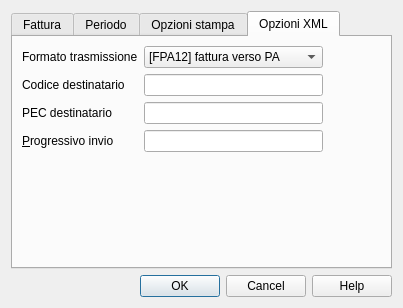
This is Fatture elettroniche/B2B/ch.banana.it.efattura.b2b.dialog.ui in BananaAccounting/Italia as Qt 5 draws it before an edit. The edited form follows.
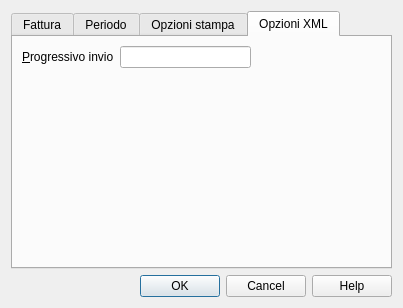
This is the edited form. The open tabs and pages were chosen to show the change.

Commit message: Correzione codice natura

Diff of the .ui file:
```diff
--- a/Fatture elettroniche/B2B/ch.banana.it.efattura.b2b.dialog.ui
+++ b/Fatture elettroniche/B2B/ch.banana.it.efattura.b2b.dialog.ui
@@ -7,7 +7,7 @@
     <x>0</x>
     <y>0</y>
     <width>384</width>
-    <height>286</height>
+    <height>290</height>
    </rect>
   </property>
   <property name="windowTitle">
@@ -441,183 +441,8 @@
       </attribute>
       <layout class="QVBoxLayout" name="verticalLayout_4">
        <item>
-        <layout class="QGridLayout" name="gridLayout_4">
-         <item row="0" column="0">
-          <widget class="QLabel" name="formatoTrasmissioneLabel">
-           <property name="text">
-            <string notr="true">Formato trasmissione</string>
-           </property>
-           <property name="buddy">
-            <cstring>numeroProgressivoLineEdit</cstring>
-           </property>
-          </widget>
-         </item>
-         <item row="0" column="1">
-          <widget class="QComboBox" name="formatoTrasmissioneComboBox">
-           <item>
-            <property name="text">
-             <string>[FPA12] fattura verso PA</string>
-            </property>
-           </item>
-           <item>
-            <property name="text">
-             <string>[FPR12] fattura verso privati</string>
-            </property>
-           </item>
-          </widget>
-         </item>
-         <item row="0" column="2">
-          <spacer name="horizontalSpacer_3">
-           <property name="orientation">
-            <enum>Qt::Horizontal</enum>
-           </property>
-           <property name="sizeHint" stdset="0">
-            <size>
-             <width>40</width>
-             <height>20</height>
-            </size>
-           </property>
-          </spacer>
-         </item>
-         <item row="1" column="0">
-          <widget class="QLabel" name="codiceDestinatarioLabel">
-           <property name="text">
-            <string notr="true">Codice destinatario</string>
-           </property>
-           <property name="buddy">
-            <cstring>numeroProgressivoLineEdit</cstring>
-           </property>
-          </widget>
-         </item>
-         <item row="1" column="1">
-          <widget class="QLineEdit" name="codiceDestinatarioLineEdit">
-           <property name="sizePolicy">
-            <sizepolicy hsizetype="Expanding" vsizetype="Preferred">
-             <horstretch>0</horstretch>
-             <verstretch>0</verstretch>
-            </sizepolicy>
-           </property>
-           <property name="mouseTracking">
-            <bool>false</bool>
-           </property>
-           <property name="focusPolicy">
-            <enum>Qt::StrongFocus</enum>
-           </property>
-           <property name="acceptDrops">
-            <bool>false</bool>
-           </property>
-           <property name="toolTip">
-            <string notr="true"/>
-           </property>
-           <property name="inputMethodHints">
-            <set>Qt::ImhNone</set>
-           </property>
-           <property name="inputMask">
-            <string notr="true"/>
-           </property>
-           <property name="text">
-            <string notr="true"/>
-           </property>
-           <property name="frame">
-            <bool>true</bool>
-           </property>
-           <property name="echoMode">
-            <enum>QLineEdit::Normal</enum>
-           </property>
-           <property name="cursorPosition">
-            <number>0</number>
-           </property>
-           <property name="placeholderText">
-            <string notr="true"/>
-           </property>
-           <property name="cursorMoveStyle">
-            <enum>Qt::LogicalMoveStyle</enum>
-           </property>
-          </widget>
-         </item>
-         <item row="1" column="2">
-          <spacer name="horizontalSpacer_8">
-           <property name="orientation">
-            <enum>Qt::Horizontal</enum>
-           </property>
-           <property name="sizeHint" stdset="0">
-            <size>
-             <width>40</width>
-             <height>20</height>
-            </size>
-           </property>
-          </spacer>
-         </item>
-         <item row="2" column="0">
-          <widget class="QLabel" name="pecDestinatarioLabel">
-           <property name="text">
-            <string notr="true">PEC destinatario</string>
-           </property>
-           <property name="buddy">
-            <cstring>numeroProgressivoLineEdit</cstring>
-           </property>
-          </widget>
-         </item>
-         <item row="2" column="1">
-          <widget class="QLineEdit" name="pecDestinatarioLineEdit">
-           <property name="sizePolicy">
-            <sizepolicy hsizetype="Expanding" vsizetype="Preferred">
-             <horstretch>0</horstretch>
-             <verstretch>0</verstretch>
-            </sizepolicy>
-           </property>
-           <property name="mouseTracking">
-            <bool>false</bool>
-           </property>
-           <property name="focusPolicy">
-            <enum>Qt::StrongFocus</enum>
-           </property>
-           <property name="acceptDrops">
-            <bool>false</bool>
-           </property>
-           <property name="toolTip">
-            <string notr="true"/>
-           </property>
-           <property name="inputMethodHints">
-            <set>Qt::ImhNone</set>
-           </property>
-           <property name="inputMask">
-            <string notr="true"/>
-           </property>
-           <property name="text">
-            <string notr="true"/>
-           </property>
-           <property name="frame">
-            <bool>true</bool>
-           </property>
-           <property name="echoMode">
-            <enum>QLineEdit::Normal</enum>
-           </property>
-           <property name="cursorPosition">
-            <number>0</number>
-           </property>
-           <property name="placeholderText">
-            <string notr="true"/>
-           </property>
-           <property name="cursorMoveStyle">
-            <enum>Qt::LogicalMoveStyle</enum>
-           </property>
-          </widget>
-         </item>
-         <item row="2" column="2">
-          <spacer name="horizontalSpacer_10">
-           <property name="orientation">
-            <enum>Qt::Horizontal</enum>
-           </property>
-           <property name="sizeHint" stdset="0">
-            <size>
-             <width>40</width>
-             <height>20</height>
-            </size>
-           </property>
-          </spacer>
-         </item>
-         <item row="3" column="0">
+        <layout class="QHBoxLayout" name="horizontalLayout">
+         <item>
           <widget class="QLabel" name="numeroProgressivoLabel">
            <property name="text">
             <string notr="true">&amp;Progressivo invio</string>
@@ -627,7 +452,7 @@
            </property>
           </widget>
          </item>
-         <item row="3" column="1">
+         <item>
           <widget class="QLineEdit" name="numeroProgressivoLineEdit">
            <property name="sizePolicy">
             <sizepolicy hsizetype="Expanding" vsizetype="Preferred">
@@ -673,7 +498,7 @@
            </property>
           </widget>
          </item>
-         <item row="3" column="2">
+         <item>
           <spacer name="horizontalSpacer_9">
            <property name="orientation">
             <enum>Qt::Horizontal</enum>
```
Left out of the diff: 3 changed lines with no effect on the pictures. The commit also changes 5 other files.
